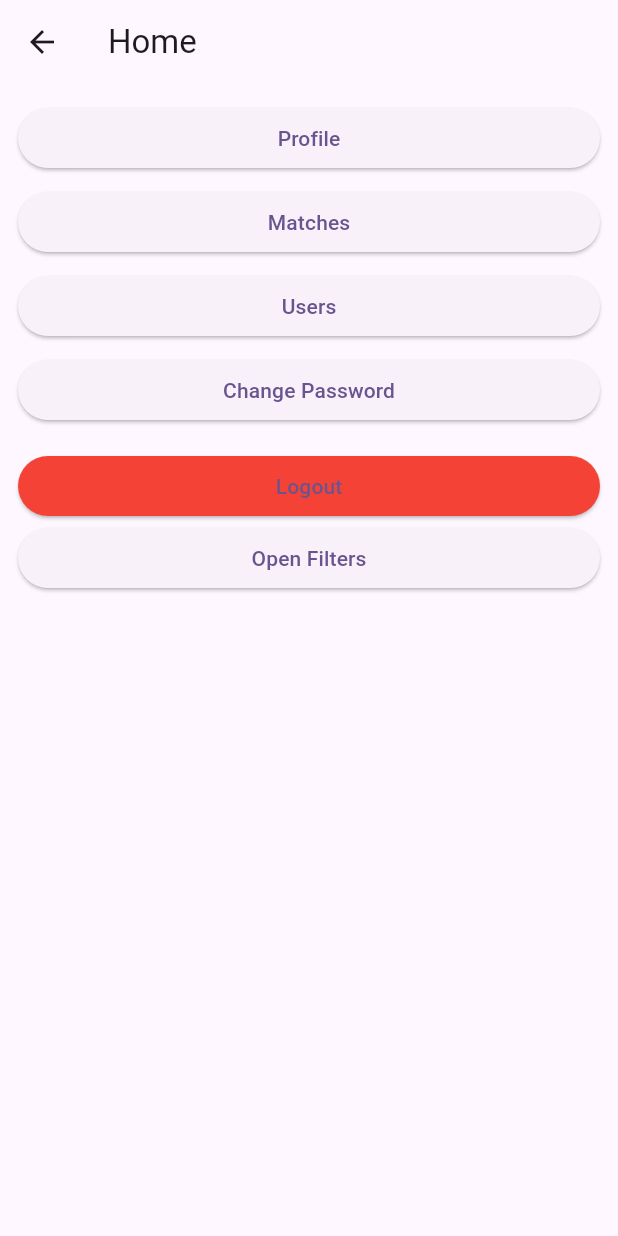
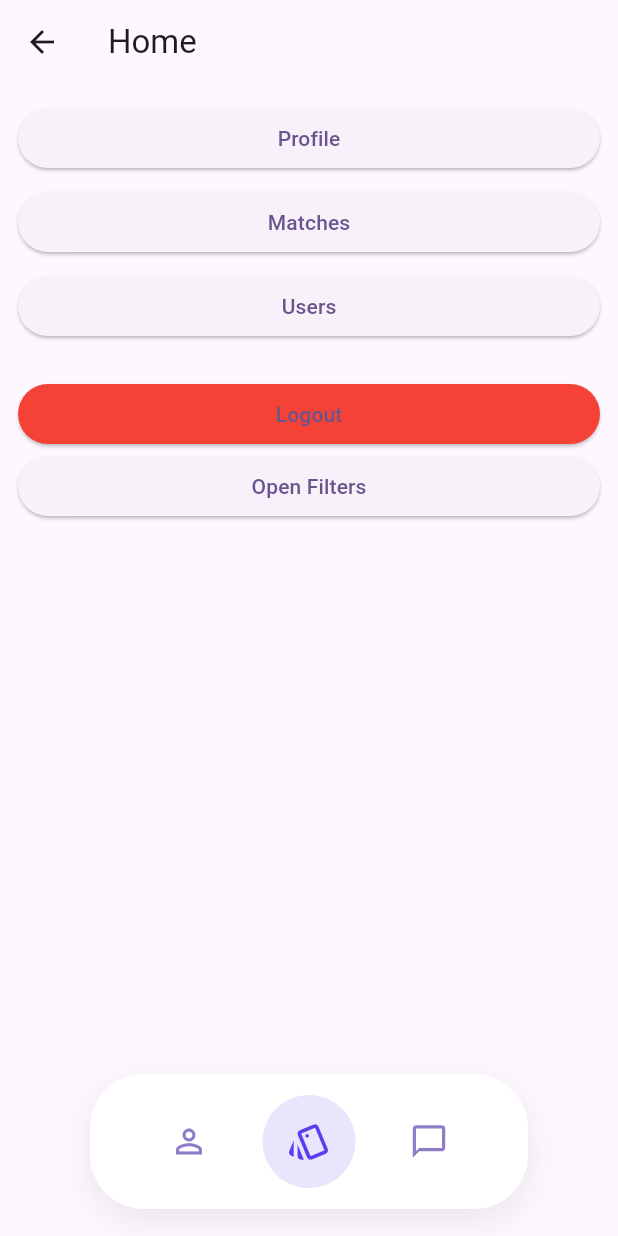
Before and after one commit to nataliaidk/soundmates_front, a Flutter app: the HomeScreen screen opened by its route, on a phone screen of 412 x 824 dp. Run offline on Flutter 3.47's test engine with Material 3 defaults, Android fonts, the phone set to English and light mode, and no system bars; our stand-ins replace dropdown_search, emoji_picker_flutter, file_picker, flutter_dotenv, flutter_map, flutter_secure_storage and 2 more; accounts and stored records are empty.

Commit message:
navbar + change password

```diff
--- a/lib/main.dart
+++ b/lib/main.dart
@@ -33,7 +33,7 @@ class MyApp extends StatelessWidget {
       theme: ThemeData(colorScheme: ColorScheme.fromSeed(seedColor: Colors.deepPurple)),
       initialRoute: '/login',
       routes: {
-        '/login': (c) => LoginScreen(api: api, tokens: tokens, onLoggedIn: () => Navigator.pushReplacementNamed(c, '/home')),
+        '/login': (c) => LoginScreen(api: api, tokens: tokens, onLoggedIn: () => Navigator.pushReplacementNamed(c, '/users')),
         '/register': (c) => RegisterScreen(api: api, tokens: tokens, onRegistered: () => Navigator.pushReplacementNamed(c, '/profile')),
         '/home': (c) => HomeScreen(api: api, tokens: tokens),
   '/profile': (c) => ProfileScreen(api: api, tokens: tokens),
--- a/lib/screens/home_screen.dart
+++ b/lib/screens/home_screen.dart
@@ -2,7 +2,7 @@ import 'package:flutter/material.dart';
 import '../api/api_client.dart';
 import '../api/token_store.dart';
 // FiltersScreen is used via named route; no direct import needed here.
-import 'change_password_screen.dart';
+import '../widgets/app_bottom_nav.dart';
 
 class HomeScreen extends StatelessWidget {
   final ApiClient api;
@@ -13,7 +13,10 @@ class HomeScreen extends StatelessWidget {
   Widget build(BuildContext context) {
     return Scaffold(
       appBar: AppBar(title: const Text('Home')),
-      body: Padding(
+      body: Stack(
+        children: [
+          Positioned.fill(
+            child: Padding(
               padding: const EdgeInsets.all(12.0),
               child: Column(crossAxisAlignment: CrossAxisAlignment.stretch, children: [
                 ElevatedButton(onPressed: () => Navigator.pushNamed(context, '/profile'), child: const Text('Profile')),
@@ -22,21 +25,9 @@ class HomeScreen extends StatelessWidget {
                 const SizedBox(height: 8),
                 ElevatedButton(onPressed: () => Navigator.pushNamed(context, '/users'), child: const Text('Users')),
                 const SizedBox(height: 8),
-          ElevatedButton(
-            onPressed: () {
-              Navigator.push(
-                context,
-                MaterialPageRoute(
-                  builder: (_) => ChangePasswordScreen(api: api, tokens: tokens),
-                ),
-              );
-            },
-            child: const Text('Change Password'),
-          ),
                 const SizedBox(height: 16),
                 ElevatedButton(
                     onPressed: () {
-
                       api.logout();
                       Navigator.pushNamedAndRemoveUntil(context, '/login', (route) => false);
                     },
@@ -51,6 +42,10 @@ class HomeScreen extends StatelessWidget {
                 ),
               ]),
             ),
+          ),
+          const Positioned(left: 0, right: 0, bottom: 18, child: AppBottomNav(current: BottomNavItem.home)),
+        ],
+      ),
     );
   }
 }
--- /dev/null
+++ b/lib/widgets/app_bottom_nav.dart
@@ -0,0 +1,104 @@
+import 'package:flutter/material.dart';
+
+enum BottomNavItem { profile, home, messages }
+
+class AppBottomNav extends StatelessWidget {
+  final BottomNavItem current;
+  const AppBottomNav({super.key, required this.current});
+
+  Color _iconColor(BottomNavItem item) {
+    return item == current ? const Color(0xFF5B3CF0) : const Color(0xFF8E7CC9);
+  }
+
+  Widget _button(BuildContext context, {
+    required BottomNavItem item,
+    required IconData icon,
+    required VoidCallback onTap,
+    bool emphasized = false,
+  }) {
+    final bool selected = item == current;
+    final double size = emphasized ? 64 : 52;
+    final double iconSize = emphasized ? 30 : 26;
+    return Container(
+      width: size,
+      height: size,
+      decoration: BoxDecoration(
+        // Use brand purple with low alpha for selected background circle
+        color: selected ? const Color(0x225B3CF0) : Colors.transparent,
+        shape: BoxShape.circle,
+      ),
+      child: IconButton(
+        tooltip: item == BottomNavItem.home ? 'Discover' : (item == BottomNavItem.profile ? 'Profile' : 'Messages'),
+        iconSize: iconSize,
+        splashRadius: size / 2,
+        icon: Icon(icon, color: _iconColor(item)),
+        onPressed: onTap,
+      ),
+    );
+  }
+
+  @override
+  Widget build(BuildContext context) {
+    return SafeArea(
+      top: false,
+      child: SizedBox(
+        height: 90,
+        child: Center(
+          child: Container(
+            padding: const EdgeInsets.symmetric(horizontal: 40, vertical: 14),
+            decoration: BoxDecoration(
+              color: Colors.white,
+              borderRadius: BorderRadius.circular(36),
+              boxShadow: [
+                BoxShadow(
+                  color: Colors.black.withOpacity(0.08),
+                  blurRadius: 20,
+                  offset: const Offset(0, 8),
+                ),
+              ],
+            ),
+            child: Row(
+              mainAxisSize: MainAxisSize.min,
+              children: [
+                _button(
+                  context,
+                  item: BottomNavItem.profile,
+                  icon: Icons.person_outline,
+                  onTap: () {
+                    if (current != BottomNavItem.profile) {
+                      Navigator.pushReplacementNamed(context, '/profile');
+                    }
+                  },
+                ),
+                const SizedBox(width: 22),
+                _button(
+                  context,
+                  item: BottomNavItem.home,
+                  icon: Icons.style_outlined,
+                  emphasized: true,
+                  onTap: () {
+                    if (current != BottomNavItem.home) {
+                      // Navigate to users (discover) screen as requested
+                      Navigator.pushReplacementNamed(context, '/users');
+                    }
+                  },
+                ),
+                const SizedBox(width: 22),
+                _button(
+                  context,
+                  item: BottomNavItem.messages,
+                  icon: Icons.chat_bubble_outline,
+                  onTap: () {
+                    if (current != BottomNavItem.messages) {
+                      Navigator.pushReplacementNamed(context, '/matches');
+                    }
+                  },
+                ),
+              ],
+            ),
+          ),
+        ),
+      ),
+    );
+  }
+}
```
Also changed, not shown: lib/screens/matches_screen.dart (+12 -9 lines), lib/screens/profile_screen.dart (+17 -5 lines), lib/screens/settings_screen.dart (+17 -0 lines), lib/screens/users_screen.dart (+31 -5 lines), lib/screens/visit_profile_screen.dart (+9 -1 lines). Lines whose indentation alone changed are shown as unchanged.
